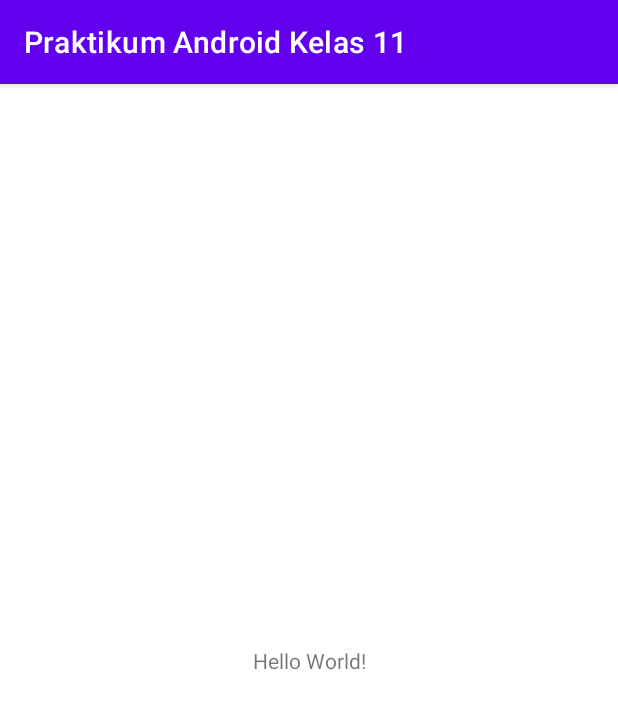
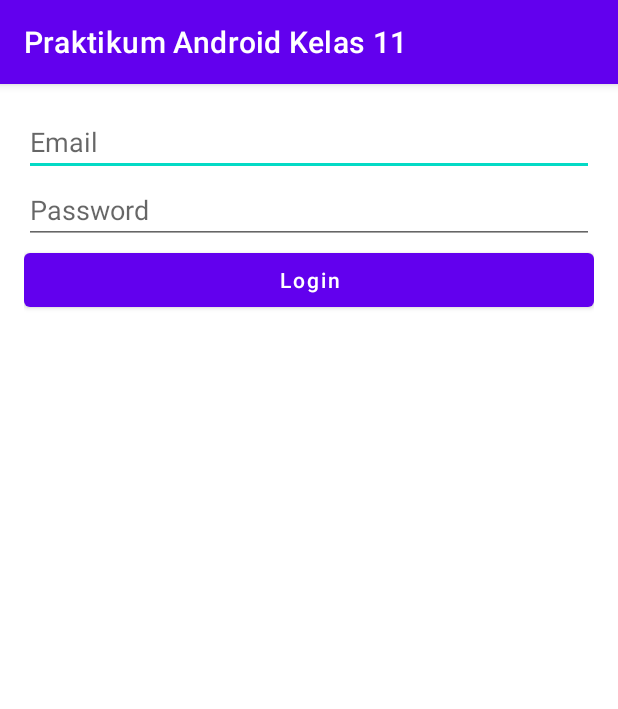
Before and after one commit to mirzayogy/PraktikumAndroidKelas11, an Android app: the screen it shows after launch (MainActivity), on a phone screen of 412 x 824 dp. Shown: the top 709 px of the screen. Run offline under Robolectric (Android 15) with nearby library versions, the phone set to English and light mode, and no system bars.

Commit message:
penambahan view pada activity_main.xml

```diff
--- a/app/build.gradle
+++ b/app/build.gradle
@@ -5,7 +5,7 @@ plugins {
 
 android {
     compileSdkVersion 30
-    buildToolsVersion "30.0.1"
+    buildToolsVersion "30.0.2"
 
     defaultConfig {
         applicationId "com.mirzayogy.praktikumandroidkelas11"
@@ -39,7 +39,7 @@ dependencies {
     implementation 'androidx.appcompat:appcompat:1.2.0'
     implementation 'com.google.android.material:material:1.2.1'
     implementation 'androidx.constraintlayout:constraintlayout:2.0.4'
-    testImplementation 'junit:junit:4.+'
+    testImplementation 'junit:junit:4.13.1'
     androidTestImplementation 'androidx.test.ext:junit:1.1.2'
     androidTestImplementation 'androidx.test.espresso:espresso-core:3.3.0'
 }
--- a/app/src/main/java/com/mirzayogy/praktikumandroidkelas11/MainActivity.kt
+++ b/app/src/main/java/com/mirzayogy/praktikumandroidkelas11/MainActivity.kt
@@ -2,10 +2,24 @@ package com.mirzayogy.praktikumandroidkelas11
 
 import androidx.appcompat.app.AppCompatActivity
 import android.os.Bundle
+import android.widget.Button
+import android.widget.EditText
+import android.widget.Toast
 
 class MainActivity : AppCompatActivity() {
     override fun onCreate(savedInstanceState: Bundle?) {
         super.onCreate(savedInstanceState)
         setContentView(R.layout.activity_main)
+
+        val etEmail = findViewById<EditText>(R.id.etEmail)
+        val etPassword = findViewById<EditText>(R.id.etPassword)
+        val btLogin = findViewById<Button>(R.id.btLogin)
+
+        btLogin.setOnClickListener {
+            val stEmail = etEmail.text.toString().trim()
+            val stPassword = etPassword.text.toString()
+            val stCombine = stEmail + stPassword
+            Toast.makeText(this,stCombine,Toast.LENGTH_LONG).show()
+        }
     }
 }
--- a/app/src/main/res/layout/activity_main.xml
+++ b/app/src/main/res/layout/activity_main.xml
@@ -1,18 +1,36 @@
 <?xml version="1.0" encoding="utf-8"?>
-<androidx.constraintlayout.widget.ConstraintLayout xmlns:android="http://schemas.android.com/apk/res/android"
-    xmlns:app="http://schemas.android.com/apk/res-auto"
+<LinearLayout
+    xmlns:android="http://schemas.android.com/apk/res/android"
     xmlns:tools="http://schemas.android.com/tools"
     android:layout_width="match_parent"
     android:layout_height="match_parent"
+    android:orientation="vertical"
+    android:padding="16dp"
     tools:context=".MainActivity">
 
-    <TextView
-        android:layout_width="wrap_content"
+    <EditText
+        android:id="@+id/etEmail"
+        android:hint="@string/email"
+        android:autofillHints="@string/email"
+        android:inputType="textWebEmailAddress"
+        android:layout_width="match_parent"
+        android:layout_height="wrap_content" />
+
+    <EditText
+        android:id="@+id/etPassword"
+        android:hint="@string/password"
+        android:autofillHints="@string/password"
+        android:inputType="textPassword"
+        android:layout_width="match_parent"
+        android:layout_height="wrap_content" />
+
+
+    <Button
+        android:id="@+id/btLogin"
+        android:text="@string/login"
+        android:textAllCaps="false"
+        android:layout_width="match_parent"
         android:layout_height="wrap_content"
-        android:text="Hello World!"
-        app:layout_constraintBottom_toBottomOf="parent"
-        app:layout_constraintLeft_toLeftOf="parent"
-        app:layout_constraintRight_toRightOf="parent"
-        app:layout_constraintTop_toTopOf="parent" />
+        />
 
-</androidx.constraintlayout.widget.ConstraintLayout>
+</LinearLayout>
--- a/app/src/main/res/values/colors.xml
+++ b/app/src/main/res/values/colors.xml
@@ -7,4 +7,5 @@
     <color name="teal_700">#FF018786</color>
     <color name="black">#FF000000</color>
     <color name="white">#FFFFFFFF</color>
+
 </resources>
--- a/app/src/main/res/values/strings.xml
+++ b/app/src/main/res/values/strings.xml
@@ -1,3 +1,7 @@
 <resources>
     <string name="app_name">Praktikum Android Kelas 11</string>
+    <string name="hai_semua">Hai semua…</string>
+    <string name="email">Email</string>
+    <string name="login">Login</string>
+    <string name="password">Password</string>
 </resources>
--- a/build.gradle
+++ b/build.gradle
@@ -6,7 +6,7 @@ buildscript {
         jcenter()
     }
     dependencies {
-        classpath "com.android.tools.build:gradle:4.2.0-alpha04"
+        classpath 'com.android.tools.build:gradle:4.2.0-alpha15'
         classpath "org.jetbrains.kotlin:kotlin-gradle-plugin:$kotlin_version"
 
         // NOTE: Do not place your application dependencies here; they belong
```
Also changed, not shown: gradle/wrapper/gradle-wrapper.properties.
